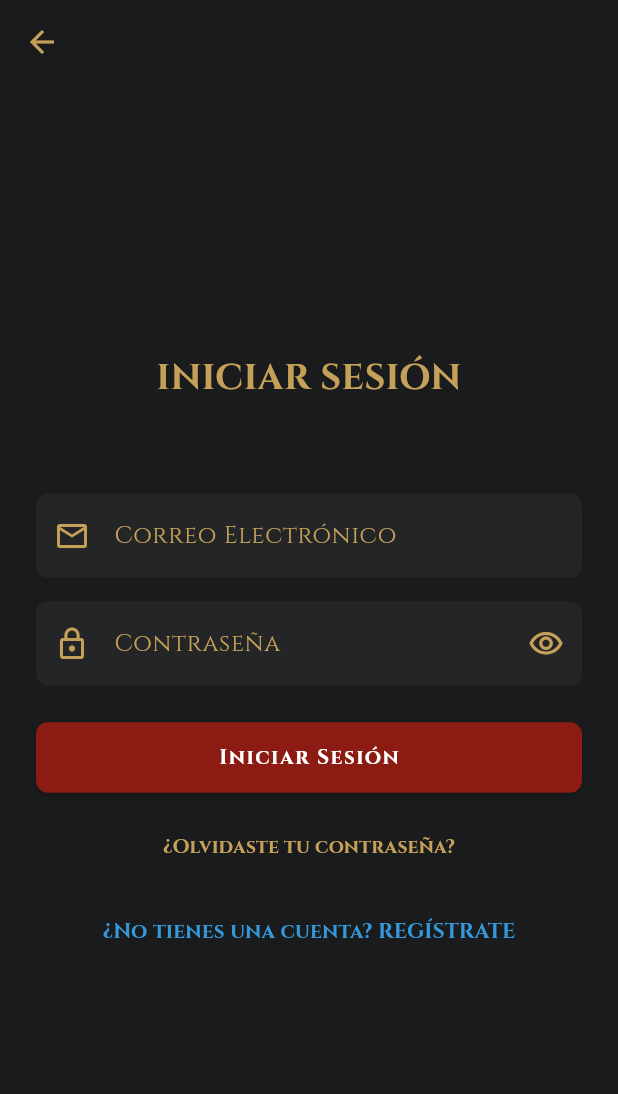
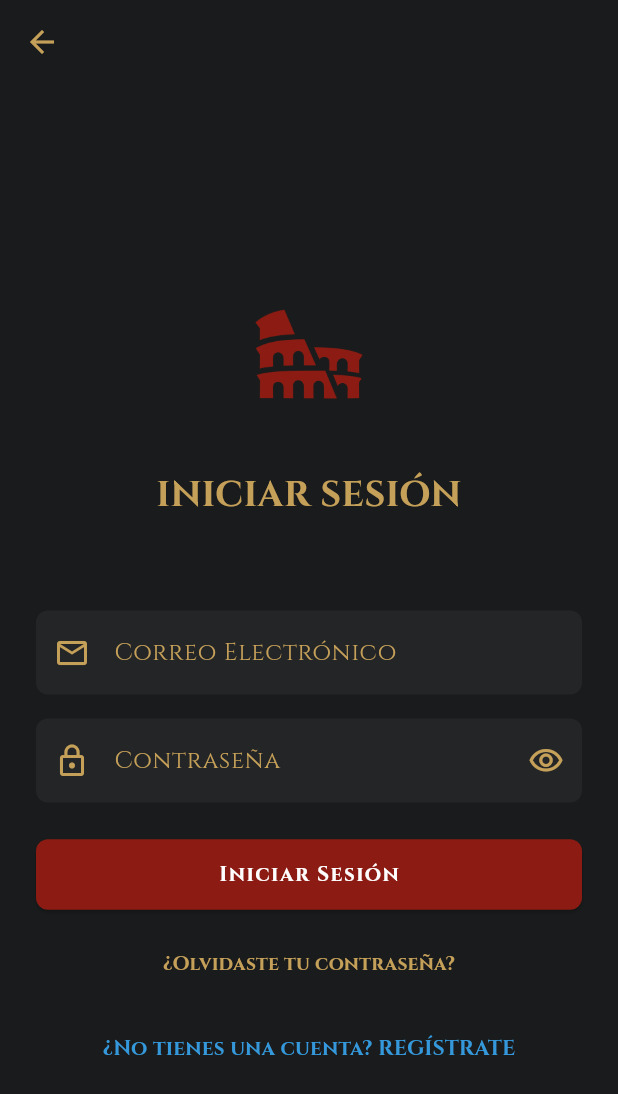
Before and after one commit to NicolasSebastiandelRio/ConstructING, a Flutter app: the LoginScreen screen opened directly with empty values, on a phone screen of 412 x 824 dp. Shown: the top 1094 px of the screen. Run offline on Flutter 3.47's test engine with Material 3 defaults, Android fonts, the phone set to English and light mode, and no system bars; our stand-ins replace connectivity_plus, dio, equatable, flutter_bloc, flutter_secure_storage, sqflite and 2 more; accounts and stored records are empty.

Commit message:
feat(sprint-3): encolar edicion de hitos para sincronizacion CU-25 y agregar logo institucional en login

```diff
--- a/frontend/lib/features/auth/presentation/screens/login_screen.dart
+++ b/frontend/lib/features/auth/presentation/screens/login_screen.dart
@@ -96,6 +96,14 @@ class _LoginScreenState extends State<LoginScreen> {
                     mainAxisAlignment: MainAxisAlignment.center,
                     crossAxisAlignment: CrossAxisAlignment.stretch,
                     children: [
+                      // Logo institucional de ConstructING sobre el título.
+                      // Mismo tamaño que la pantalla de inicio (AppLogoHeader).
+                      Image.asset(
+                        'assets/images/logo.png',
+                        height: 140,
+                        fit: BoxFit.contain,
+                      ),
+                      const SizedBox(height: 16),
                       const Text(
                         'INICIAR SESIÓN',
                         textAlign: TextAlign.center,
--- a/frontend/lib/features/milestones/presentation/blocs/milestones_bloc.dart
+++ b/frontend/lib/features/milestones/presentation/blocs/milestones_bloc.dart
@@ -84,9 +84,13 @@ class MilestonesBloc extends Bloc<MilestonesEvent, MilestonesState> {
         if (event.duracionDias < 0) {
           throw Exception('La duración debe ser un número mayor o igual a 0.');
         }
+        // Paso 4 "encola sincronización": la edición marca el registro como
+        // pendiente de subida (es_sincronizado=false) para que CU-44
+        // (Sprint 4) reenvíe el cambio a la nube.
         final updated = current.copyWith(
           descripcion: event.descripcion,
           duracionDias: event.duracionDias,
+          esSincronizado: false,
         );
         await dataSource.update(updated);
         final cpm = await _recalculateCriticalPath(current.obraId);
```
Also changed, not shown: 1 other file.
